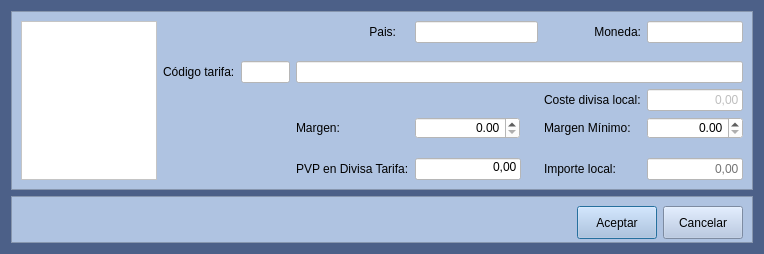
Before: the Qt Designer form Almacen/frmtarifas.ui in arcnexus/RedFoX, drawn with Qt 5.
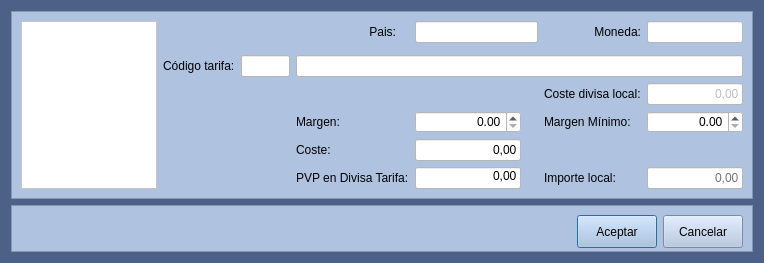
After: the same form once the commit is applied. Icons and pictures are not drawn.

What changed in the file:
```diff
--- a/Almacen/frmtarifas.ui
+++ b/Almacen/frmtarifas.ui
@@ -318,6 +318,12 @@
           <height>0</height>
          </size>
         </property>
+        <property name="maximumSize">
+         <size>
+          <width>106</width>
+          <height>16777215</height>
+         </size>
+        </property>
         <property name="styleSheet">
          <string notr="true">background-color: rgb(255, 255, 255);</string>
         </property>
@@ -356,6 +362,35 @@
         </property>
        </widget>
       </item>
+      <item row="5" column="3">
+       <widget class="QLabel" name="label_9">
+        <property name="text">
+         <string>Coste:</string>
+        </property>
+       </widget>
+      </item>
+      <item row="5" column="4">
+       <widget class="QLineEdit" name="txtCoste">
+        <property name="maximumSize">
+         <size>
+          <width>106</width>
+          <height>16777215</height>
+         </size>
+        </property>
+        <property name="styleSheet">
+         <string notr="true">background-color: rgb(255, 255, 255);</string>
+        </property>
+        <property name="text">
+         <string>0,00</string>
+        </property>
+        <property name="alignment">
+         <set>Qt::AlignRight|Qt::AlignTrailing|Qt::AlignVCenter</set>
+        </property>
+        <property name="readOnly">
+         <bool>true</bool>
+        </property>
+       </widget>
+      </item>
      </layout>
     </widget>
    </item>
```
Left out of the diff: 25 changed lines with no effect on the pictures.
